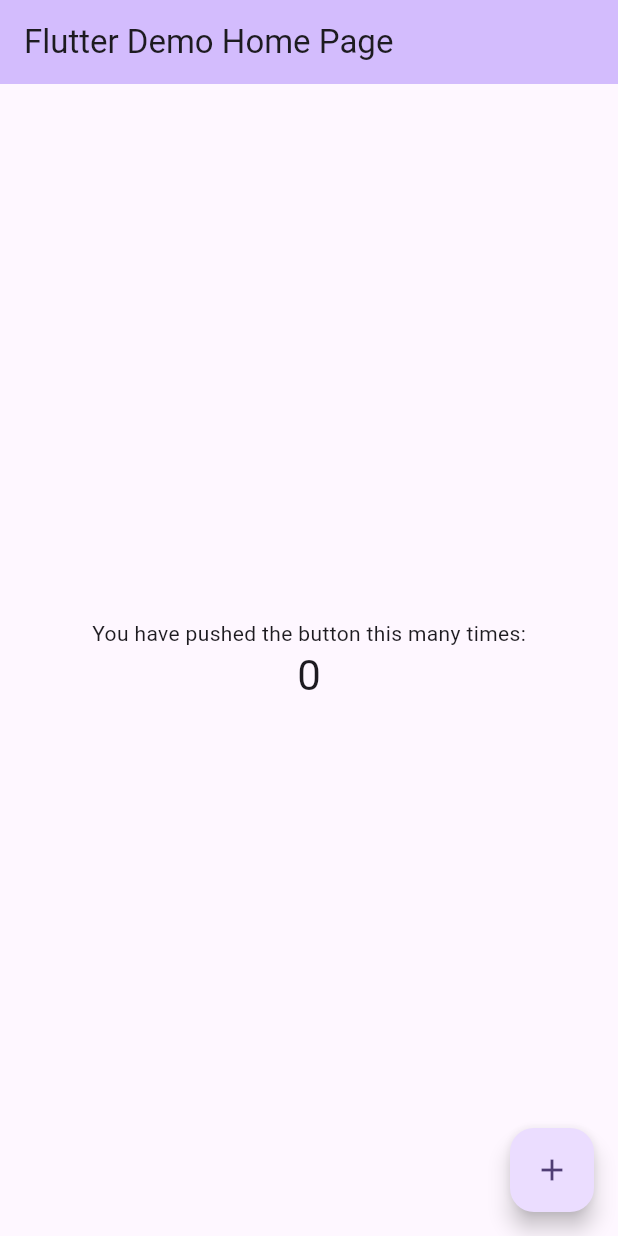
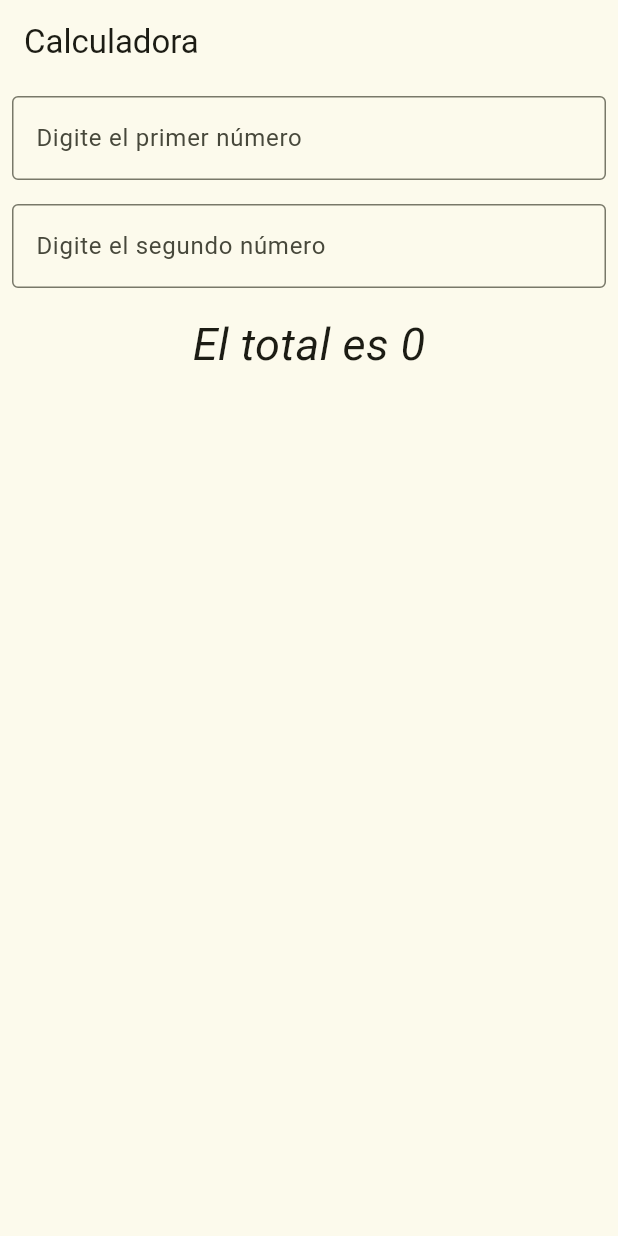
Before and after one commit to edwincubillos24/calculadora_udea, a Flutter app: the screen it shows after launch, on a phone screen of 412 x 824 dp. Run offline on Flutter 3.47's test engine with Material 3 defaults, Android fonts, the phone set to English and light mode, and no system bars.

Commit message:
26-marzo: Se programa interfaz de usuario de la calculadora se utilizan los widgets: Padding, Center, Column, TextFormField, SizedBox, Text

```diff
--- a/lib/main.dart
+++ b/lib/main.dart
@@ -1,3 +1,4 @@
+import 'package:calculadora_udea/pages/calculadora_page.dart';
 import 'package:flutter/material.dart';
 
 void main() {
@@ -7,116 +8,14 @@ void main() {
 class MyApp extends StatelessWidget {
   const MyApp({super.key});
 
-  // This widget is the root of your application.
   @override
   Widget build(BuildContext context) {
     return MaterialApp(
-      title: 'Flutter Demo',
+      title: 'Calculadora UDEA',
       theme: ThemeData(
-        // This is the theme of your application.
-        //
-        // TRY THIS: Try running your application with "flutter run". You'll see
-        // the application has a purple toolbar. Then, without quitting the app,
-        // try changing the seedColor in the colorScheme below to Colors.green
-        // and then invoke "hot reload" (save your changes or press the "hot
-        // reload" button in a Flutter-supported IDE, or press "r" if you used
-        // the command line to start the app).
-        //
-        // Notice that the counter didn't reset back to zero; the application
-        // state is not lost during the reload. To reset the state, use hot
-        // restart instead.
-        //
-        // This works for code too, not just values: Most code changes can be
-        // tested with just a hot reload.
-        colorScheme: ColorScheme.fromSeed(seedColor: Colors.deepPurple),
+        colorScheme: ColorScheme.fromSeed(seedColor: Colors.limeAccent),
       ),
-      home: const MyHomePage(title: 'Flutter Demo Home Page'),
+      home: const CalculadoraPage(),
     );
   }
 }
-
-class MyHomePage extends StatefulWidget {
-  const MyHomePage({super.key, required this.title});
-
-  // This widget is the home page of your application. It is stateful, meaning
-  // that it has a State object (defined below) that contains fields that affect
-  // how it looks.
-
-  // This class is the configuration for the state. It holds the values (in this
-  // case the title) provided by the parent (in this case the App widget) and
-  // used by the build method of the State. Fields in a Widget subclass are
-  // always marked "final".
-
-  final String title;
-
-  @override
-  State<MyHomePage> createState() => _MyHomePageState();
-}
-
-class _MyHomePageState extends State<MyHomePage> {
-  int _counter = 0;
-
-  void _incrementCounter() {
-    setState(() {
-      // This call to setState tells the Flutter framework that something has
-      // changed in this State, which causes it to rerun the build method below
-      // so that the display can reflect the updated values. If we changed
-      // _counter without calling setState(), then the build method would not be
-      // called again, and so nothing would appear to happen.
-      _counter++;
-    });
-  }
-
-  @override
-  Widget build(BuildContext context) {
-    // This method is rerun every time setState is called, for instance as done
-    // by the _incrementCounter method above.
-    //
-    // The Flutter framework has been optimized to make rerunning build methods
-    // fast, so that you can just rebuild anything that needs updating rather
-    // than having to individually change instances of widgets.
-    return Scaffold(
-      appBar: AppBar(
-        // TRY THIS: Try changing the color here to a specific color (to
-        // Colors.amber, perhaps?) and trigger a hot reload to see the AppBar
-        // change color while the other colors stay the same.
-        backgroundColor: Theme.of(context).colorScheme.inversePrimary,
-        // Here we take the value from the MyHomePage object that was created by
-        // the App.build method, and use it to set our appbar title.
-        title: Text(widget.title),
-      ),
-      body: Center(
-        // Center is a layout widget. It takes a single child and positions it
-        // in the middle of the parent.
-        child: Column(
-          // Column is also a layout widget. It takes a list of children and
-          // arranges them vertically. By default, it sizes itself to fit its
-          // children horizontally, and tries to be as tall as its parent.
-          //
-          // Column has various properties to control how it sizes itself and
-          // how it positions its children. Here we use mainAxisAlignment to
-          // center the children vertically; the main axis here is the vertical
-          // axis because Columns are vertical (the cross axis would be
-          // horizontal).
-          //
-          // TRY THIS: Invoke "debug painting" (choose the "Toggle Debug Paint"
-          // action in the IDE, or press "p" in the console), to see the
-          // wireframe for each widget.
-          mainAxisAlignment: MainAxisAlignment.center,
-          children: <Widget>[
-            const Text('You have pushed the button this many times:'),
-            Text(
-              '$_counter',
-              style: Theme.of(context).textTheme.headlineMedium,
-            ),
-          ],
-        ),
-      ),
-      floatingActionButton: FloatingActionButton(
-        onPressed: _incrementCounter,
-        tooltip: 'Increment',
-        child: const Icon(Icons.add),
-      ), // This trailing comma makes auto-formatting nicer for build methods.
-    );
-  }
-}
--- /dev/null
+++ b/lib/pages/calculadora_page.dart
@@ -0,0 +1,59 @@
+import 'package:flutter/material.dart';
+
+class CalculadoraPage extends StatefulWidget {
+  const CalculadoraPage({super.key});
+
+  @override
+  State<CalculadoraPage> createState() => _CalculadoraPageState();
+}
+
+class _CalculadoraPageState extends State<CalculadoraPage> {
+  int _total = 0;
+  final _numero1 = TextEditingController();
+  final _numero2 = TextEditingController();
+
+  @override
+  Widget build(BuildContext context) {
+    return Scaffold(
+      appBar: AppBar(
+        // backgroundColor: Theme.of(context).colorScheme.inversePrimary,
+        title: Text("Calculadora"),
+      ),
+      body: Padding(
+        padding: const EdgeInsets.all(8.0),
+        child: Center(
+          child: Column(
+            children: [
+              TextFormField(
+                controller: _numero1,
+                decoration: const InputDecoration(
+                  border: OutlineInputBorder(),
+                  labelText: "Digite el primer número",
+                ),
+                keyboardType: TextInputType.number,
+              ),
+              const SizedBox(
+                height: 16.0,
+              ),
+              TextFormField(
+                controller: _numero2,
+                decoration: const InputDecoration(
+                  border: OutlineInputBorder(),
+                  labelText: "Digite el segundo número",
+                ),
+                keyboardType: TextInputType.number,
+              ),
+              const SizedBox(
+                height: 16.0,
+              ),
+              Text(
+                "El total es $_total",
+                style: const TextStyle(fontSize: 30, fontStyle: FontStyle.italic),
+              ),
+            ],
+          ),
+        ),
+      ),
+    );
+  }
+}
--- a/pubspec.yaml
+++ b/pubspec.yaml
@@ -57,6 +57,9 @@ flutter:
   # the material Icons class.
   uses-material-design: true
 
+  #assets:
+  #  - images/logo.png
+
   # To add assets to your application, add an assets section, like this:
   # assets:
   #   - images/a_dot_burr.jpeg
```
